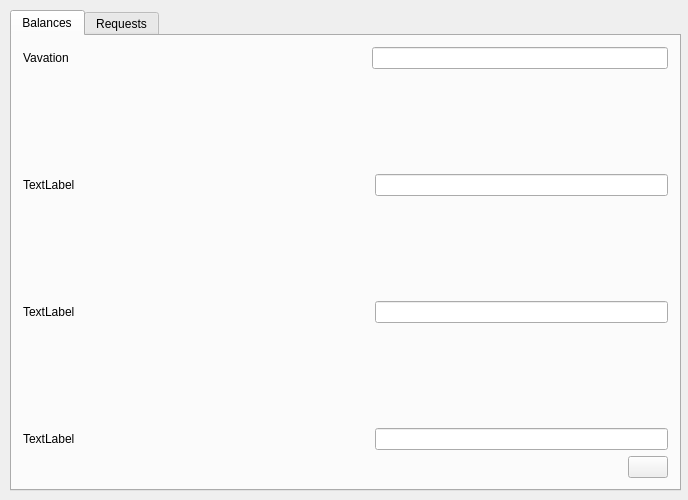
First picture: the form in Svoboda_team/mainwindow.ui, repository Svobodateam/svoboda_team, before the edit.
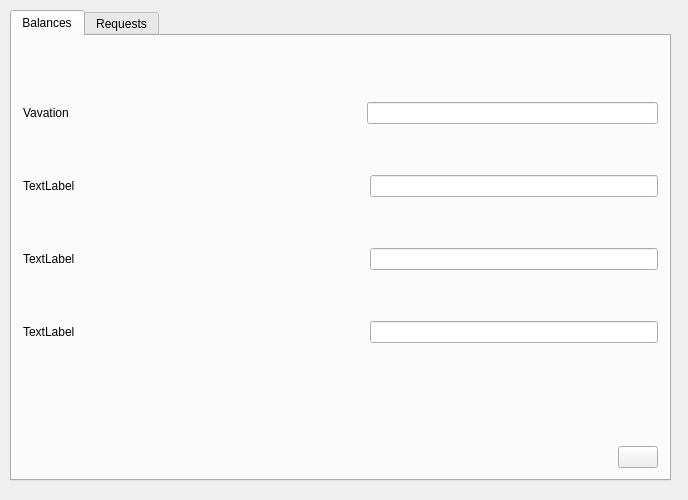
Second picture: the form after the edit.

Commit message: date picker window added

```diff
--- a/Svoboda_team/mainwindow.ui
+++ b/Svoboda_team/mainwindow.ui
@@ -19,8 +19,8 @@
      <rect>
       <x>10</x>
       <y>10</y>
-      <width>671</width>
-      <height>481</height>
+      <width>661</width>
+      <height>471</height>
      </rect>
     </property>
     <property name="currentIndex">
@@ -31,8 +31,21 @@
       <string>Balances</string>
      </attribute>
      <layout class="QGridLayout" name="gridLayout_7">
-      <item row="0" column="0">
+      <item row="1" column="0">
        <layout class="QGridLayout" name="gridLayout_6">
+        <item row="2" column="1">
+         <spacer name="horizontalSpacer">
+          <property name="orientation">
+           <enum>Qt::Horizontal</enum>
+          </property>
+          <property name="sizeHint" stdset="0">
+           <size>
+            <width>40</width>
+            <height>20</height>
+           </size>
+          </property>
+         </spacer>
+        </item>
         <item row="2" column="2">
          <widget class="QPushButton" name="pushButton">
           <property name="text">
@@ -42,11 +55,14 @@
         </item>
         <item row="0" column="0" colspan="3">
          <layout class="QGridLayout" name="gridLayout_5">
-          <item row="5" column="0">
+          <item row="6" column="0">
            <spacer name="verticalSpacer_4">
             <property name="orientation">
              <enum>Qt::Vertical</enum>
             </property>
+            <property name="sizeType">
+             <enum>QSizePolicy::Fixed</enum>
+            </property>
             <property name="sizeHint" stdset="0">
              <size>
               <width>20</width>
@@ -55,7 +71,7 @@
             </property>
            </spacer>
           </item>
-          <item row="2" column="0">
+          <item row="3" column="0">
            <layout class="QGridLayout" name="gridLayout_2">
             <item row="0" column="0">
              <widget class="QLabel" name="label_2">
@@ -82,7 +98,7 @@
             </item>
            </layout>
           </item>
-          <item row="4" column="0">
+          <item row="5" column="0">
            <layout class="QGridLayout" name="gridLayout_3">
             <item row="0" column="2">
              <widget class="QLineEdit" name="lineEdit_3"/>
@@ -109,9 +125,9 @@
             </item>
            </layout>
           </item>
-          <item row="0" column="0">
+          <item row="1" column="0">
            <layout class="QGridLayout" name="gridLayout">
-            <item row="0" column="1">
+            <item row="2" column="1">
              <spacer name="horizontalSpacer_2">
               <property name="orientation">
                <enum>Qt::Horizontal</enum>
@@ -124,10 +140,10 @@
               </property>
              </spacer>
             </item>
-            <item row="0" column="2">
+            <item row="2" column="2">
              <widget class="QLineEdit" name="lineEdit"/>
             </item>
-            <item row="0" column="0">
+            <item row="2" column="0">
              <widget class="QLabel" name="label">
               <property name="text">
                <string>Vavation</string>
@@ -136,13 +152,13 @@
             </item>
            </layout>
           </item>
-          <item row="1" column="0">
+          <item row="2" column="0">
            <spacer name="verticalSpacer">
             <property name="orientation">
              <enum>Qt::Vertical</enum>
             </property>
             <property name="sizeType">
-             <enum>QSizePolicy::MinimumExpanding</enum>
+             <enum>QSizePolicy::Fixed</enum>
             </property>
             <property name="sizeHint" stdset="0">
              <size>
@@ -152,11 +168,14 @@
             </property>
            </spacer>
           </item>
-          <item row="3" column="0">
+          <item row="4" column="0">
            <spacer name="verticalSpacer_2">
             <property name="orientation">
              <enum>Qt::Vertical</enum>
             </property>
+            <property name="sizeType">
+             <enum>QSizePolicy::Fixed</enum>
+            </property>
             <property name="sizeHint" stdset="0">
              <size>
               <width>20</width>
@@ -165,7 +184,7 @@
             </property>
            </spacer>
           </item>
-          <item row="6" column="0">
+          <item row="7" column="0">
            <layout class="QGridLayout" name="gridLayout_4">
             <item row="0" column="1">
              <spacer name="horizontalSpacer_5">
@@ -192,17 +211,36 @@
             </item>
            </layout>
           </item>
+          <item row="0" column="0">
+           <spacer name="verticalSpacer_3">
+            <property name="orientation">
+             <enum>Qt::Vertical</enum>
+            </property>
+            <property name="sizeType">
+             <enum>QSizePolicy::Minimum</enum>
+            </property>
+            <property name="sizeHint" stdset="0">
+             <size>
+              <width>20</width>
+              <height>40</height>
+             </size>
+            </property>
+           </spacer>
+          </item>
          </layout>
         </item>
-        <item row="2" column="1">
-         <spacer name="horizontalSpacer">
+        <item row="1" column="1">
+         <spacer name="verticalSpacer_5">
           <property name="orientation">
-           <enum>Qt::Horizontal</enum>
+           <enum>Qt::Vertical</enum>
+          </property>
+          <property name="sizeType">
+           <enum>QSizePolicy::Fixed</enum>
           </property>
           <property name="sizeHint" stdset="0">
            <size>
-            <width>40</width>
-            <height>20</height>
+            <width>20</width>
+            <height>80</height>
            </size>
           </property>
          </spacer>
@@ -215,6 +253,42 @@
      <attribute name="title">
       <string>Requests</string>
      </attribute>
+     <widget class="QCalendarWidget" name="calendarWidget">
+      <property name="geometry">
+       <rect>
+        <x>10</x>
+        <y>10</y>
+        <width>541</width>
+        <height>421</height>
+       </rect>
+      </property>
+     </widget>
+     <widget class="QPushButton" name="pushButton_2">
+      <property name="geometry">
+       <rect>
+        <x>559</x>
+        <y>10</y>
+        <width>101</width>
+        <height>21</height>
+       </rect>
+      </property>
+      <property name="text">
+       <string>Request Absence</string>
+      </property>
+     </widget>
+     <widget class="QPushButton" name="pushButton_3">
+      <property name="geometry">
+       <rect>
+        <x>560</x>
+        <y>40</y>
+        <width>101</width>
+        <height>21</height>
+       </rect>
+      </property>
+      <property name="text">
+       <string>Request Sickness</string>
+      </property>
+     </widget>
     </widget>
    </widget>
   </widget>
```
